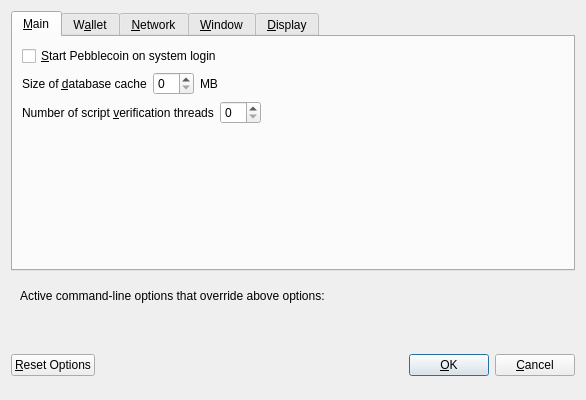
Before: the Qt Designer form src/qtwallet/forms/optionsdialog.ui in cryonote/cryonote, drawn with Qt 5.
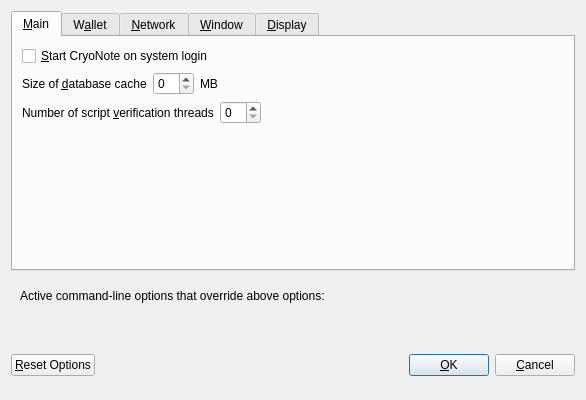
After: the same form once the commit is applied. Custom widgets are drawn as their Qt base class.

Diff of the .ui file:
```diff
--- a/src/qtwallet/forms/optionsdialog.ui
+++ b/src/qtwallet/forms/optionsdialog.ui
@@ -33,7 +33,7 @@
           <string>Automatically start Pebblecoin after logging in to the system.</string>
          </property>
          <property name="text">
-          <string>&amp;Start Pebblecoin on system login</string>
+          <string>&amp;Start CryoNote on system login</string>
          </property>
         </widget>
        </item>
```
Left out of the diff: 10 changed lines with no effect on the pictures.
